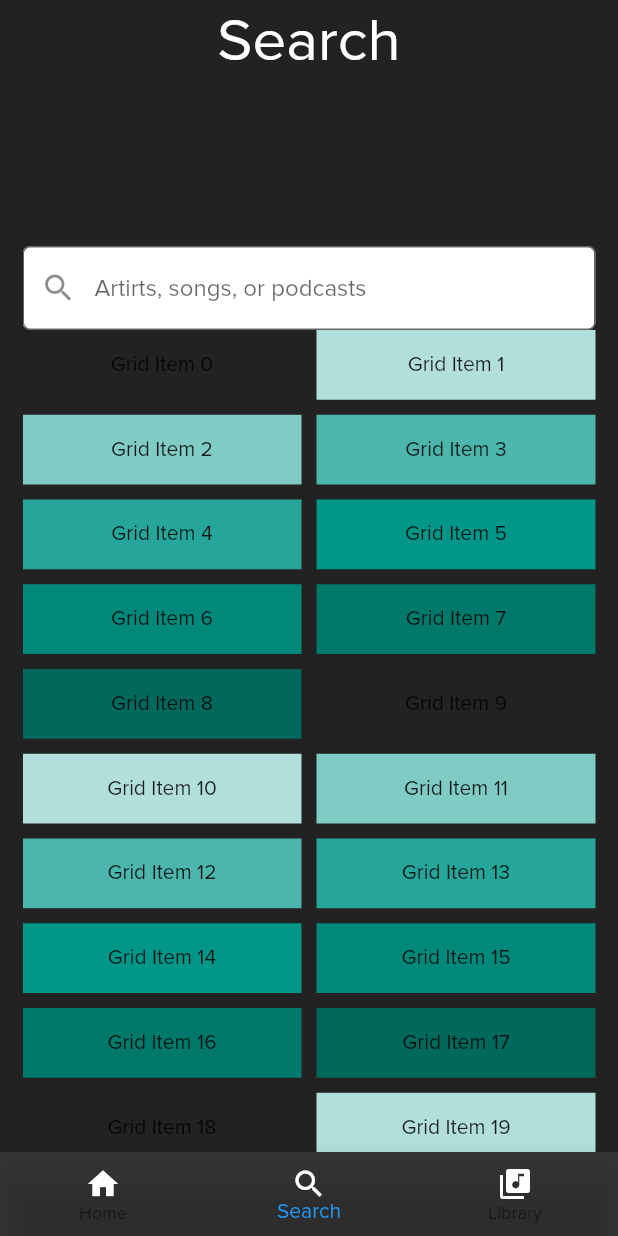
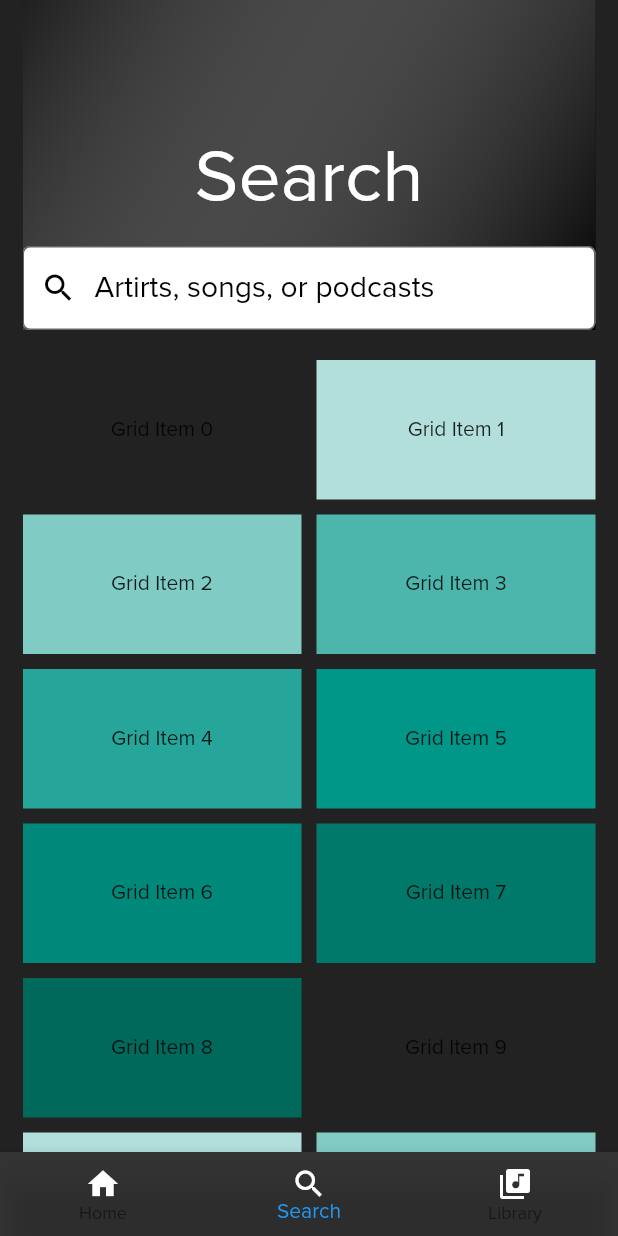
Before and after one commit to netodeolino/spotify_clone, a Flutter app: the screen it shows after launch, item 2 of the bottom bar chosen, on a phone screen of 412 x 824 dp. Run offline on Flutter 3.47's test engine with Material 2 defaults, Android fonts, the phone set to English and light mode, and no system bars; network calls fail.

Commit message:
melhoria header search

```diff
--- a/lib/search/search.dart
+++ b/lib/search/search.dart
@@ -8,23 +8,37 @@ class SearchPage extends StatelessWidget {
       child: CustomScrollView(
         slivers: <Widget>[
           SliverAppBar(
-            backgroundColor: Colors.transparent,
+            backgroundColor: Colors.black,
+            floating: false,
             pinned: true,
             expandedHeight: 220,
             centerTitle: true,
-            title: Text(
-              'Search',
-              style: TextStyle(fontSize: 40),
+            flexibleSpace: Container(
+              decoration: BoxDecoration(
+                gradient: LinearGradient(
+                  begin: Alignment.topLeft,
+                  end: Alignment.bottomRight,
+                  colors: [ Colors.white12, Colors.black ]
+                ),
+              ),
             ),
             bottom: PreferredSize(
-              preferredSize: Size.fromHeight(0),
-              child: TextField(
+              preferredSize: Size.fromHeight(80),
+              child: Column(
+                children: <Widget>[
+                  Text(
+                    'Search',
+                    style: TextStyle(fontSize: 50, color: Colors.white),
+                  ),
+                  SizedBox(height: 20),
+                  TextField(
                     autofocus: false,
                     decoration: InputDecoration(
                       filled: true,
                       fillColor: Colors.white,
                       labelText: "Artirts, songs, or podcasts",
-                  prefixIcon: Icon(Icons.search),
+                      labelStyle: TextStyle(fontSize: 20, color: Colors.black),
+                      prefixIcon: Icon(Icons.search, color: Colors.black),
                       border: OutlineInputBorder(
                         borderRadius: BorderRadius.all(Radius.circular(5))
                       ),
@@ -34,14 +48,17 @@ class SearchPage extends StatelessWidget {
                       )
                     ),
                   ),
+                ],
               ),
             ),
+          ),
+          SliverPadding(padding: EdgeInsets.only(top: 20)),
           SliverGrid(
             gridDelegate: SliverGridDelegateWithMaxCrossAxisExtent(
-              maxCrossAxisExtent: 200.0,
-              mainAxisSpacing: 10.0,
-              crossAxisSpacing: 10.0,
-              childAspectRatio: 4.0,
+              maxCrossAxisExtent: 200,
+              mainAxisSpacing: 10,
+              crossAxisSpacing: 10,
+              childAspectRatio: 2,
             ),
             delegate: SliverChildBuilderDelegate(
               (BuildContext context, int index) {
```
Lines whose indentation alone changed are shown as unchanged.
